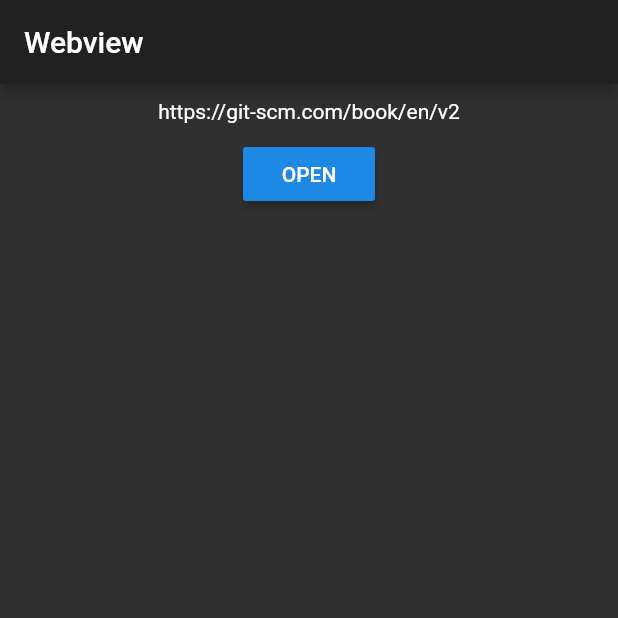
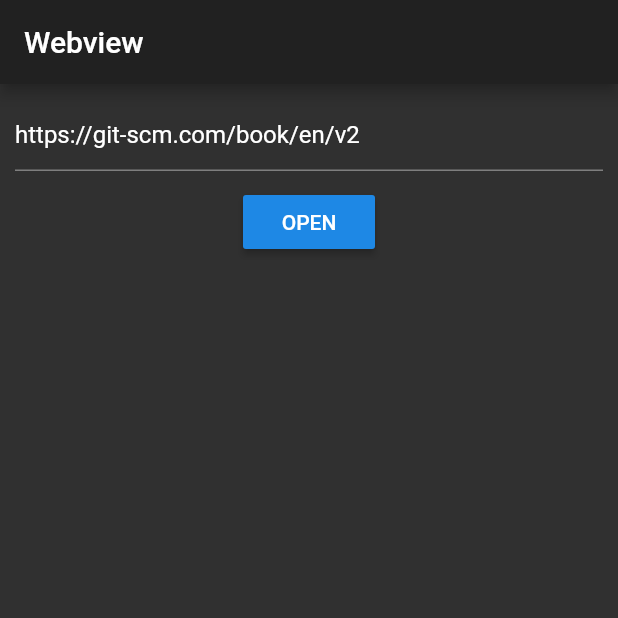
Before and after one commit to ahmetcj4/git-book-unofficial, a Flutter app: the screen it shows after launch, on a phone screen of 412 x 824 dp, the top half of it. Run offline on Flutter 3.47's test engine with Material 2 defaults, Android fonts, the phone set to English and light mode, and no system bars; missing offline and left inert: flutter_webview_plugin.

Commit message:
open gitbook inside app

```diff
--- a/lib/main.dart
+++ b/lib/main.dart
@@ -1,8 +1,7 @@
 import 'package:flutter/material.dart';
-import 'package:url_launcher/url_launcher.dart';
-import 'dart:async';
+import 'package:flutter_webview_plugin/flutter_webview_plugin.dart';
 
-const URL = "https://git-scm.com/book/en/v2";
+String url = "https://git-scm.com/book/en/v2";
 
 void main() => runApp(MyApp());
 
@@ -12,24 +11,48 @@ class MyApp extends StatelessWidget {
     return new MaterialApp(
       title: 'Gitbook Unofficial',
       theme: ThemeData.dark(),
-      home: Home(),
+      routes: {
+        "/": (_) => Home(),
+        "/webview": (_) => WebviewScaffold(
+              url: url,
+              appBar: AppBar(
+                title: Text("WebView"),
+              ),
+              withJavascript: true,
+              withLocalStorage: true,
+              withZoom: true,
+            ),
+      },
     );
   }
 }
 
 class Home extends StatefulWidget {
   @override
-  HomeState createState() =>  HomeState();
+  HomeState createState() => HomeState();
 }
 
 class HomeState extends State<Home> {
-  Future launchUrl(String url) async {
-    if (await canLaunch(url)) {
-      await launch(url, forceSafariVC: true, forceWebView: true);
-    } else {
-      print("Can't launch $url");
+  final webView = FlutterWebviewPlugin();
+  TextEditingController controller = TextEditingController(text: url);
+
+  @override
+  void initState() {
+    super.initState();
+
+    webView.close();
+    controller.addListener(() {
+      url = controller.text;
+    });
   }
+
+  @override
+  void dispose() {
+    webView.dispose();
+    controller.dispose();
+    super.dispose();
   }
+
   @override
   Widget build(BuildContext context) {
     return Scaffold(
@@ -41,12 +64,14 @@ class HomeState extends State<Home> {
           children: <Widget>[
             Container(
               padding: EdgeInsets.all(10.0),
-                child: Text(URL),
+              child: TextField(
+                controller: controller,
+              ),
             ),
             RaisedButton(
               child: Text("OPEN"),
-                onPressed: (){
-                  launchUrl(URL);
+              onPressed: () {
+                Navigator.of(context).pushNamed("/webview");
               },
             )
           ],
--- a/pubspec.yaml
+++ b/pubspec.yaml
@@ -9,7 +9,7 @@ dependencies:
   # Use with the CupertinoIcons class for iOS style icons.
   cupertino_icons: ^0.1.2
 
-  url_launcher: ^3.0.0
+  flutter_webview_plugin: ^0.2.0
 
 dev_dependencies:
   flutter_test:
```
Also changed, not shown: pubspec.lock, 1 other file. Lines whose indentation alone changed are shown as unchanged.
